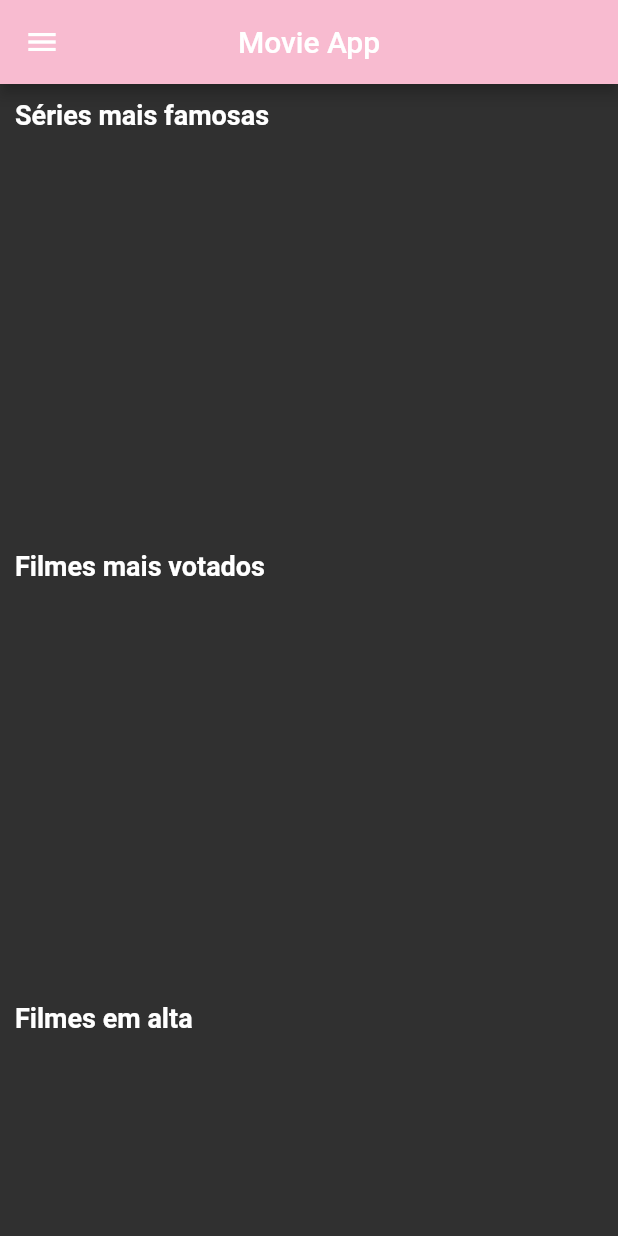
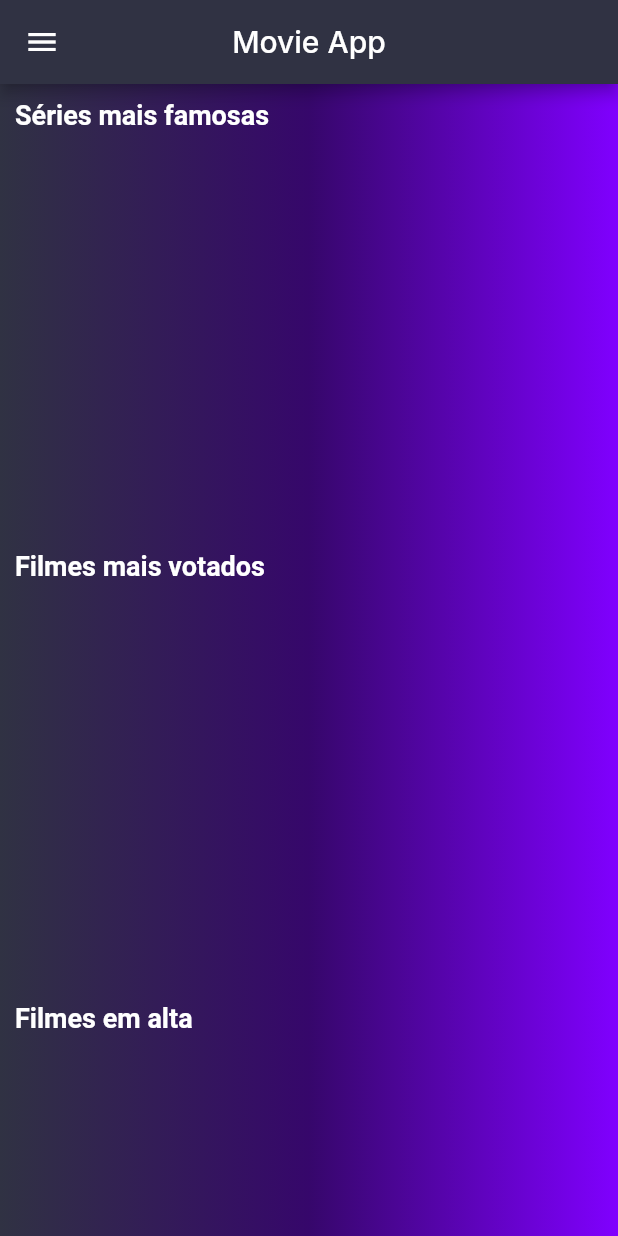
Before and after one commit to eduardaramalho/flutter-movie-app, a Flutter app: the screen it shows after launch, on a phone screen of 412 x 824 dp. Run offline on Flutter 3.47's test engine with Material 2 defaults, Android fonts, the phone set to English and light mode, and no system bars; missing offline and left inert: tmdb_api.

Commit message:
add: change app theme color

```diff
--- a/lib/pages/home_page.dart
+++ b/lib/pages/home_page.dart
@@ -52,15 +52,28 @@ class _HomePageState extends State<HomePage> {
     return Scaffold(
       appBar: AppBar(
         centerTitle: true,
-        title: const Text('Movie App'),
-        backgroundColor: Colors.pink.shade100,
+        title: const Text('Movie App', style: TextStyle(fontFamily: 'Inter'),),
+        backgroundColor: const Color(0xff303243),
       ),
-      body: ListView(
-        children: [
-          TvShowList(tv: popularTvShows),
-          TopRatedList(topRated: topRatedMovies),
-          TrendingMovies(trending: trendingMovies)
-        ],
+      body: Container(
+        height: MediaQuery.of(context).size.height,
+        width: MediaQuery.of(context).size.width,
+        alignment: Alignment.center,
+        decoration: const BoxDecoration(
+          gradient: LinearGradient(
+            colors: [
+              Color(0xff303243),
+              Color(0xff36076B),
+              Color(0xff8000FF),
+            ])
+        ),
+        child: ListView(
+          children: [
+            TvShowList(tv: popularTvShows),
+            TopRatedList(topRated: topRatedMovies),
+            TrendingMovies(trending: trendingMovies)
+          ],
+        ),
       ),
       drawer: Drawer(
         child: ListView(
@@ -69,7 +82,7 @@ class _HomePageState extends State<HomePage> {
               ListTile(
                 leading: const Icon(Icons.tv),
                 title: const Text("Séries"),
-                subtitle: const Text("Veja tudo sobre séries!"),
+                subtitle: const Text("Veja tudo sobre séries."),
                 trailing: const Icon(Icons.arrow_forward),
                  onTap: () {
 
@@ -78,7 +91,7 @@ class _HomePageState extends State<HomePage> {
                ListTile(
                  leading: const Icon(Icons.movie),
                  title: const Text("Filmes"),
-                  subtitle: const Text("Veja tudo sobre filmes!"),
+                  subtitle: const Text("Veja tudo sobre filmes."),
                  trailing: const Icon(Icons.arrow_forward),
                 onTap: () {
                 }
```
Also changed, not shown: lib/pages/description_page.dart (+31 -7 lines), pubspec.yaml (+5 -6 lines), lib/assets/fonts/Inter-ExtraBold.ttf (added), lib/assets/fonts/Inter-Regular.ttf (added).
